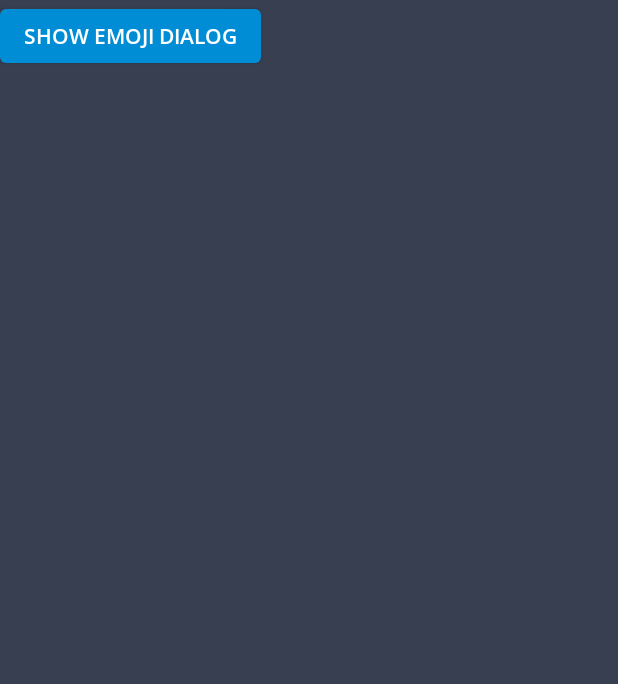
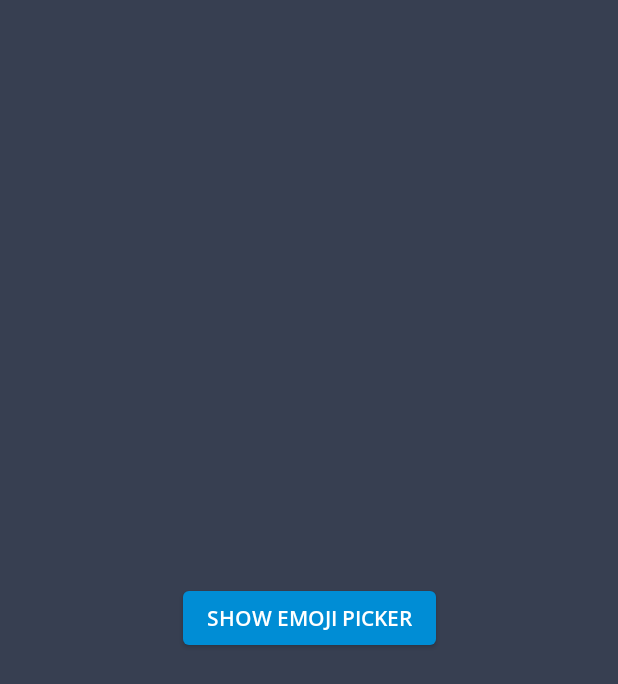
Before and after one commit to chRyNaN/emoji, an Android app: the screen it shows after launch (MainActivity), on a phone screen of 412 x 824 dp. Shown: the top 684 px of the screen. Run offline under Robolectric (Android 15) with nearby library versions, the phone set to English and light mode, and no system bars; libraries missing offline, so code that uses them is left out: com.squareup.sqldelight; 1 statement that could not run was skipped.

Commit message:
Renamed Emoji Picker Attributes

```diff
--- a/emoji-presentation-android/src/main/res/drawable/bg_emoji_bottom_sheet.xml
+++ b/emoji-presentation-android/src/main/res/drawable/bg_emoji_bottom_sheet.xml
@@ -2,10 +2,10 @@
 <shape xmlns:android="http://schemas.android.com/apk/res/android"
         android:shape="rectangle">
 
-    <solid android:color="?attr/emojiBottomSheetDialogBackgroundColor" />
+    <solid android:color="?attr/emojiPickerBackgroundColor" />
 
     <corners
-            android:topLeftRadius="?attr/emojiBottomSheetDialogBackgroundLeftCornerRadius"
-            android:topRightRadius="?attr/emojiBottomSheetDialogBackgroundRightCornerRadius" />
+            android:topLeftRadius="?attr/emojiPickerBackgroundLeftCornerRadius"
+            android:topRightRadius="?attr/emojiPickerBackgroundRightCornerRadius" />
 
 </shape>
--- a/emoji-presentation-android/src/main/res/layout/adapter_emoji_list_item.xml
+++ b/emoji-presentation-android/src/main/res/layout/adapter_emoji_list_item.xml
@@ -6,8 +6,8 @@
 
     <com.chrynan.emoji.presentation.android.widget.EmojiWidget
             android:id="@+id/adapterEmojiWidget"
-            android:layout_width="?attr/emojiBottomSheetDialogItemSize"
-            android:layout_height="?attr/emojiBottomSheetDialogItemSize"
+            android:layout_width="?attr/emojiPickerItemSize"
+            android:layout_height="?attr/emojiPickerItemSize"
             android:layout_gravity="center_horizontal"
             android:stateListAnimator="@animator/emoji_item_selected_animator" />
 
--- a/emoji-presentation-android/src/main/res/values/styles.xml
+++ b/emoji-presentation-android/src/main/res/values/styles.xml
@@ -2,31 +2,31 @@
 <resources>
 
     <style name="EmojiBottomSheetStyle" parent="Theme.MaterialComponents.Light.BottomSheetDialog">
-        <item name="emojiBottomSheetDialogPaddingTop">12dp</item>
-        <item name="emojiBottomSheetDialogPaddingBottom">12dp</item>
-        <item name="emojiBottomSheetDialogPaddingStart">0dp</item>
-        <item name="emojiBottomSheetDialogPaddingEnd">0dp</item>
-        <item name="emojiBottomSheetDialogCategoryContainerPaddingTop">0dp</item>
-        <item name="emojiBottomSheetDialogCategoryContainerPaddingBottom">16dp</item>
-        <item name="emojiBottomSheetDialogCategoryContainerPaddingStart">12dp</item>
-        <item name="emojiBottomSheetDialogCategoryContainerPaddingEnd">12dp</item>
-        <item name="emojiBottomSheetDialogPeekHeight">300dp</item>
-        <item name="emojiBottomSheetDialogItemSize">48dp</item>
-        <item name="emojiBottomSheetDialogBackgroundLeftCornerRadius">16dp</item>
-        <item name="emojiBottomSheetDialogBackgroundRightCornerRadius">16dp</item>
+        <item name="emojiPickerItemContainerPaddingTop">12dp</item>
+        <item name="emojiPickerItemContainerPaddingBottom">12dp</item>
+        <item name="emojiPickerItemContainerPaddingStart">0dp</item>
+        <item name="emojiPickerItemContainerPaddingEnd">0dp</item>
+        <item name="emojiPickerCategoryContainerPaddingTop">0dp</item>
+        <item name="emojiPickerCategoryContainerPaddingBottom">16dp</item>
+        <item name="emojiPickerCategoryContainerPaddingStart">12dp</item>
+        <item name="emojiPickerCategoryContainerPaddingEnd">12dp</item>
+        <item name="emojiPickerPeekHeight">300dp</item>
+        <item name="emojiPickerItemSize">48dp</item>
+        <item name="emojiPickerBackgroundLeftCornerRadius">16dp</item>
+        <item name="emojiPickerBackgroundRightCornerRadius">16dp</item>
 
-        <item name="emojiBottomSheetDialogBackgroundColor">?attr/colorSurface</item>
-        <item name="emojiBottomSheetDialogCategoryTextColor">?attr/colorOnSurface</item>
-        <item name="emojiBottomSheetDialogCategorySelectedTextColor">?attr/colorControlActivated
+        <item name="emojiPickerBackgroundColor">?attr/colorSurface</item>
+        <item name="emojiPickerCategoryTextColor">?attr/colorOnSurface</item>
+        <item name="emojiPickerCategorySelectedTextColor">?attr/colorControlActivated
         </item>
-        <item name="emojiBottomSheetDialogCategoryBackgroundColor">?attr/colorSurface</item>
-        <item name="emojiBottomSheetDialogCategorySelectedBackgroundColor">?attr/colorControlHighlight</item>
+        <item name="emojiPickerCategoryBackgroundColor">?attr/colorSurface</item>
+        <item name="emojiPickerCategorySelectedBackgroundColor">?attr/colorControlHighlight</item>
 
         <item name="bottomSheetStyle">@style/AppModalStyle</item>
     </style>
 
     <style name="AppModalStyle" parent="Widget.Design.BottomSheet.Modal">
-        <item name="behavior_peekHeight">?attr/emojiBottomSheetDialogPeekHeight</item>
+        <item name="behavior_peekHeight">?attr/emojiPickerPeekHeight</item>
         <item name="android:background">@drawable/bg_emoji_bottom_sheet</item>
         <item name="shapeAppearanceOverlay">@style/BottomSheetDialogBackgroundShape</item>
         <item name="listPreferredItemHeightSmall">64dp</item>
@@ -34,9 +34,9 @@
 
     <style name="BottomSheetDialogBackgroundShape" parent="">
         <item name="cornerFamily">rounded</item>
-        <item name="cornerSizeTopRight">?attr/emojiBottomSheetDialogBackgroundRightCornerRadius
+        <item name="cornerSizeTopRight">?attr/emojiPickerBackgroundRightCornerRadius
         </item>
-        <item name="cornerSizeTopLeft">?attr/emojiBottomSheetDialogBackgroundLeftCornerRadius</item>
+        <item name="cornerSizeTopLeft">?attr/emojiPickerBackgroundLeftCornerRadius</item>
         <item name="cornerSizeBottomRight">0dp</item>
         <item name="cornerSizeBottomLeft">0dp</item>
     </style>
--- a/emoji-sample-android/src/main/res/layout/activity_main.xml
+++ b/emoji-sample-android/src/main/res/layout/activity_main.xml
@@ -1,13 +1,19 @@
 <?xml version="1.0" encoding="utf-8"?>
-<LinearLayout xmlns:android="http://schemas.android.com/apk/res/android"
-              android:layout_width="match_parent"
-              android:layout_height="match_parent">
+<androidx.constraintlayout.widget.ConstraintLayout xmlns:android="http://schemas.android.com/apk/res/android"
+        xmlns:app="http://schemas.android.com/apk/res-auto"
+        android:layout_width="match_parent"
+        android:layout_height="match_parent"
+        android:padding="16dp">
 
     <Button
             android:id="@+id/emojiDialogButton"
             android:layout_width="wrap_content"
             android:layout_height="wrap_content"
             android:layout_gravity="center_horizontal"
-            android:text="Show Emoji Dialog"/>
+            android:text="Show Emoji Picker"
+            app:layout_constraintTop_toTopOf="parent"
+            app:layout_constraintBottom_toBottomOf="parent"
+            app:layout_constraintStart_toStartOf="parent"
+            app:layout_constraintEnd_toEndOf="parent" />
 
-</LinearLayout>
+</androidx.constraintlayout.widget.ConstraintLayout>
```
Also changed, not shown: emoji-presentation-android/src/main/res/color/bg_emoji_category.xml (+4 -4 lines), emoji-presentation-android/src/main/res/color/text_emoji_category.xml (+4 -4 lines), emoji-presentation-android/src/main/res/layout/dialog_emoji_bottom_sheet.xml (+10 -10 lines), emoji-presentation-android/src/main/res/values/atts.xml (+17 -17 lines).
